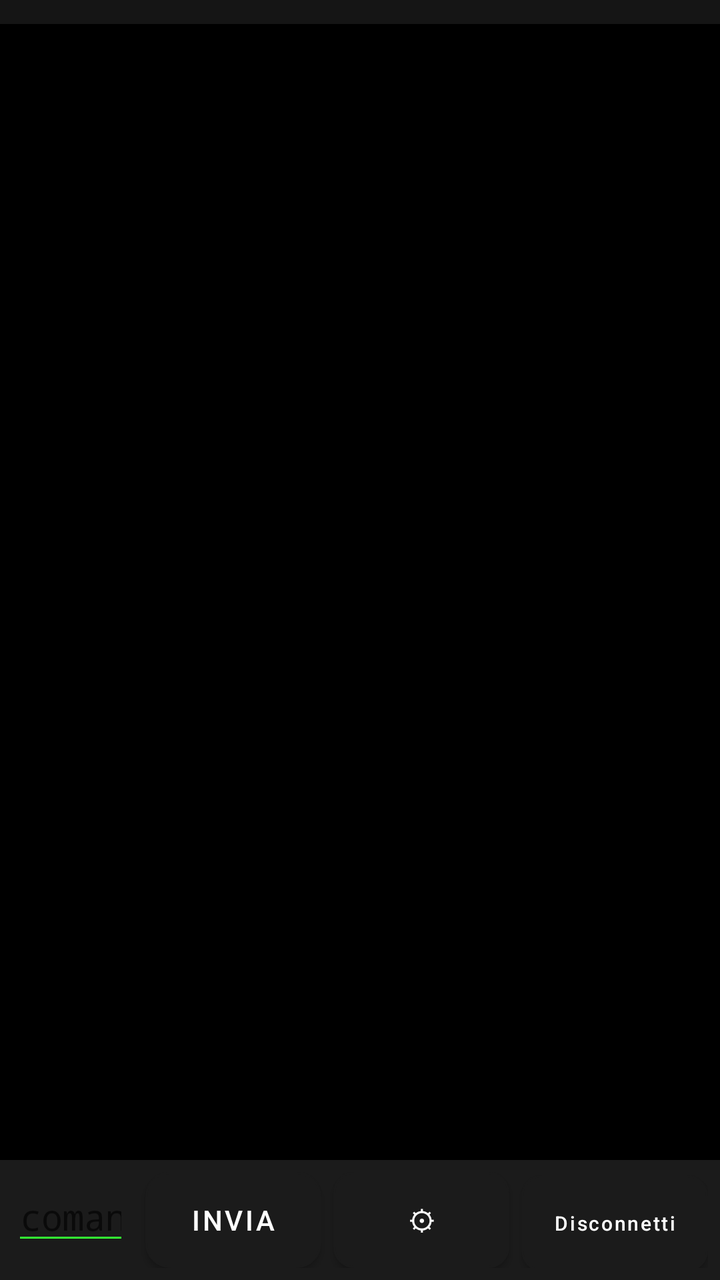
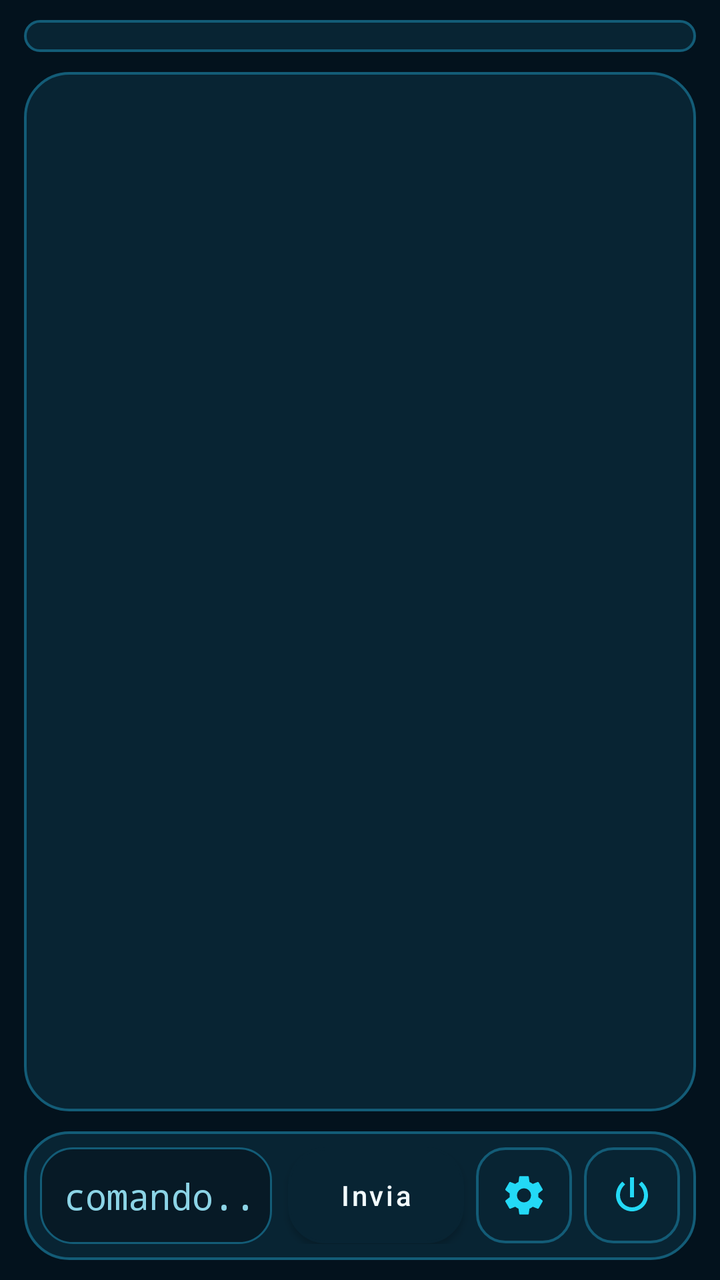

An Android layout rendered at two revisions. The XML below is the earlier revision; the diff shows what the commit changed to produce the second picture.
<!-- AndroidManifest.xml: application theme Theme.SshTerminal -->
<!-- res/layout/activity_terminal.xml -->
<?xml version="1.0" encoding="utf-8"?>
<LinearLayout xmlns:android="http://schemas.android.com/apk/res/android"
    android:layout_width="match_parent"
    android:layout_height="match_parent"
    android:orientation="vertical"
    android:background="#000000">

    
    <HorizontalScrollView
        android:layout_width="match_parent"
        android:layout_height="wrap_content"
        android:background="#151515">

        <LinearLayout
            android:id="@+id/layoutQuickCommands"
            android:layout_width="wrap_content"
            android:layout_height="wrap_content"
            android:orientation="horizontal"
            android:padding="6dp" />

    </HorizontalScrollView>

    
    <ScrollView
        android:id="@+id/scrollOutput"
        android:layout_width="match_parent"
        android:layout_height="0dp"
        android:layout_weight="1">

        <TextView
            android:id="@+id/textOutput"
            android:layout_width="match_parent"
            android:layout_height="wrap_content"
            android:fontFamily="monospace"
            android:textColor="#33FF33"
            android:textSize="13sp"
            android:padding="8dp" />

    </ScrollView>

    
    <LinearLayout
        android:layout_width="match_parent"
        android:layout_height="wrap_content"
        android:orientation="horizontal"
        android:background="#1B1B1B"
        android:padding="6dp">

        <EditText
            android:id="@+id/editCommand"
            android:layout_width="0dp"
            android:layout_height="wrap_content"
            android:layout_weight="1"
            android:fontFamily="monospace"
            android:textColor="#FFFFFF"
            android:backgroundTint="#33FF33"
            android:hint="comando..."
            android:inputType="text"
            android:imeOptions="actionSend" />

        <Button
            android:id="@+id/buttonSend"
            android:layout_width="wrap_content"
            android:layout_height="wrap_content"
            android:layout_marginStart="8dp"
            android:background="@drawable/bg_button_ciclamino"
            android:text="Invia"
            android:textColor="@color/button_text_light" />

        <Button
            android:id="@+id/buttonManageQuick"
            android:layout_width="wrap_content"
            android:layout_height="wrap_content"
            android:layout_marginStart="6dp"
            android:background="@drawable/bg_button_ciclamino_small"
            android:text="⚙"
            android:textColor="@color/button_text_light" />

        <Button
            android:id="@+id/buttonDisconnect"
            android:layout_width="wrap_content"
            android:layout_height="wrap_content"
            android:layout_marginStart="6dp"
            android:background="@drawable/bg_button_ciclamino_small"
            android:text="Disconnetti"
            android:textAllCaps="false"
            android:textColor="@color/button_text_light"
            android:textSize="10sp" />

    </LinearLayout>

</LinearLayout>
<!-- resources referenced by this layout -->
<resources>
  <color name="button_text_light">#FFFFFF</color>
  <!-- drawable bg_button_ciclamino (drawable) -->
  <?xml version="1.0" encoding="utf-8"?>
  <shape xmlns:android="http://schemas.android.com/apk/res/android" android:shape="rectangle">
      <solid android:color="@color/ciclamino_blue" />
      <corners android:radius="12dp" />
      <stroke android:width="1dp" android:color="@color/ciclamino_blue_light" />
      <padding android:left="10dp" android:top="8dp" android:right="10dp" android:bottom="8dp" />
  </shape>
  <!-- drawable bg_button_ciclamino_small (drawable) -->
  <?xml version="1.0" encoding="utf-8"?>
  <shape xmlns:android="http://schemas.android.com/apk/res/android" android:shape="rectangle">
      <solid android:color="@color/ciclamino_blue_dark" />
      <corners android:radius="10dp" />
      <stroke android:width="1dp" android:color="@color/ciclamino_blue_light" />
      <padding android:left="8dp" android:top="6dp" android:right="8dp" android:bottom="6dp" />
  </shape>
  <style name="Theme.SshTerminal" parent="Theme.MaterialComponents.DayNight.NoActionBar">
          <item name="colorPrimary">#1B1B1B</item>
          <item name="colorPrimaryDark">#000000</item>
          <item name="colorAccent">#33FF33</item>
      </style>
  <color name="ciclamino_blue">#5C6CFF</color>
  <color name="ciclamino_blue_light">#7987FF</color>
  <color name="ciclamino_blue_dark">#4454E8</color>
</resources>

<!-- the commit's change to res/layout/activity_terminal.xml (unified diff, before → after) -->
@@ -1,91 +1,109 @@
 <?xml version="1.0" encoding="utf-8"?>
 <LinearLayout xmlns:android="http://schemas.android.com/apk/res/android"
+    xmlns:app="http://schemas.android.com/apk/res-auto"
     android:layout_width="match_parent"
     android:layout_height="match_parent"
-    android:orientation="vertical"
-    android:background="#000000">
+    android:background="@color/matrix_bg"
+    android:orientation="vertical">
 
-    
     <HorizontalScrollView
         android:layout_width="match_parent"
         android:layout_height="wrap_content"
-        android:background="#151515">
+        android:layout_marginStart="12dp"
+        android:layout_marginTop="10dp"
+        android:layout_marginEnd="12dp"
+        android:background="@drawable/bg_card_matrix"
+        android:scrollbars="none">
 
         <LinearLayout
             android:id="@+id/layoutQuickCommands"
             android:layout_width="wrap_content"
             android:layout_height="wrap_content"
             android:orientation="horizontal"
-            android:padding="6dp" />
+            android:padding="8dp" />
 
     </HorizontalScrollView>
 
-    
     <ScrollView
         android:id="@+id/scrollOutput"
         android:layout_width="match_parent"
         android:layout_height="0dp"
-        android:layout_weight="1">
+        android:layout_weight="1"
+        android:layout_marginStart="12dp"
+        android:layout_marginTop="10dp"
+        android:layout_marginEnd="12dp"
+        android:background="@drawable/bg_card_matrix">
 
         <TextView
             android:id="@+id/textOutput"
             android:layout_width="match_parent"
             android:layout_height="wrap_content"
             android:fontFamily="monospace"
-            android:textColor="#33FF33"
-            android:textSize="13sp"
-            android:padding="8dp" />
+            android:padding="12dp"
+            android:textColor="@color/matrix_green"
+            android:textSize="13sp" />
 
     </ScrollView>
 
-    
     <LinearLayout
         android:layout_width="match_parent"
         android:layout_height="wrap_content"
+        android:layout_marginStart="12dp"
+        android:layout_marginTop="10dp"
+        android:layout_marginEnd="12dp"
+        android:layout_marginBottom="10dp"
+        android:background="@drawable/bg_card_matrix"
+        android:gravity="center_vertical"
         android:orientation="horizontal"
-        android:background="#1B1B1B"
-        android:padding="6dp">
+        android:padding="8dp">
 
         <EditText
             android:id="@+id/editCommand"
             android:layout_width="0dp"
             android:layout_height="wrap_content"
             android:layout_weight="1"
+            android:background="@drawable/bg_input_matrix"
             android:fontFamily="monospace"
-            android:textColor="#FFFFFF"
-            android:backgroundTint="#33FF33"
             android:hint="comando..."
+            android:imeOptions="actionSend"
             android:inputType="text"
-            android:imeOptions="actionSend" />
+            android:padding="12dp"
+            android:textColor="@color/matrix_text_primary"
+            android:textColorHint="@color/matrix_text_secondary" />
 
         <Button
             android:id="@+id/buttonSend"
             android:layout_width="wrap_content"
-            android:layout_height="wrap_content"
+            android:layout_height="48dp"
             android:layout_marginStart="8dp"
-            android:background="@drawable/bg_button_ciclamino"
+            android:background="@drawable/bg_button_matrix"
+            android:drawableStart="@drawable/ic_matrix_send"
+            android:drawablePadding="6dp"
             android:text="Invia"
-            android:textColor="@color/button_text_light" />
+            android:textAllCaps="false"
+            android:textColor="@color/matrix_text_primary" />
 
-        <Button
+        <ImageButton
             android:id="@+id/buttonManageQuick"
-            android:layout_width="wrap_content"
-            android:layout_height="wrap_content"
+            android:layout_width="48dp"
+            android:layout_height="48dp"
             android:layout_marginStart="6dp"
-            android:background="@drawable/bg_button_ciclamino_small"
-            android:text="⚙"
-            android:textColor="@color/button_text_light" />
+            android:background="@drawable/bg_button_matrix_small"
+            android:contentDescription="Comandi rapidi"
+            android:padding="12dp"
+            android:src="@drawable/ic_matrix_settings"
+            app:tint="@color/matrix_cyan" />
 
-        <Button
+        <ImageButton
             android:id="@+id/buttonDisconnect"
-            android:layout_width="wrap_content"
-            android:layout_height="wrap_content"
+            android:layout_width="48dp"
+            android:layout_height="48dp"
             android:layout_marginStart="6dp"
-            android:background="@drawable/bg_button_ciclamino_small"
-            android:text="Disconnetti"
-            android:textAllCaps="false"
-            android:textColor="@color/button_text_light"
-            android:textSize="10sp" />
+            android:background="@drawable/bg_button_matrix_small"
+            android:contentDescription="Disconnetti"
+            android:padding="12dp"
+            android:src="@drawable/ic_matrix_power"
+            app:tint="@color/matrix_cyan" />
 
     </LinearLayout>
 
<!-- resource entries referenced after the edit -->
@@ -1,29 +1,87 @@
 <!-- resources referenced by this layout -->
 <resources>
-  <color name="button_text_light">#FFFFFF</color>
-  <!-- drawable bg_button_ciclamino (drawable) -->
+  <color name="matrix_bg">#03121D</color>
+  <color name="matrix_cyan">#23D9F6</color>
+  <color name="matrix_green">#33FF33</color>
+  <color name="matrix_text_primary">#F3FCFF</color>
+  <color name="matrix_text_secondary">#8CD4E6</color>
+  <!-- drawable bg_button_matrix (drawable) -->
+  <?xml version="1.0" encoding="utf-8"?>
+  <selector xmlns:android="http://schemas.android.com/apk/res/android">
+      <item android:state_pressed="true">
+          <shape android:shape="rectangle">
+              <solid android:color="@color/matrix_panel_alt" />
+              <corners android:radius="18dp" />
+              <stroke android:width="1.4dp" android:color="@color/matrix_cyan" />
+          </shape>
+      </item>
+      <item>
+          <shape android:shape="rectangle">
+              <solid android:color="@color/matrix_panel" />
+              <corners android:radius="18dp" />
+              <stroke android:width="1.2dp" android:color="@color/matrix_border" />
+          </shape>
+      </item>
+  </selector>
+  <!-- drawable bg_button_matrix_small (drawable) -->
+  <?xml version="1.0" encoding="utf-8"?>
+  <selector xmlns:android="http://schemas.android.com/apk/res/android">
+      <item android:state_pressed="true">
+          <shape android:shape="rectangle">
+              <solid android:color="@color/matrix_panel_alt" />
+              <corners android:radius="14dp" />
+              <stroke android:width="1.4dp" android:color="@color/matrix_cyan" />
+          </shape>
+      </item>
+      <item>
+          <shape android:shape="rectangle">
+              <solid android:color="@color/matrix_panel" />
+              <corners android:radius="14dp" />
+              <stroke android:width="1.2dp" android:color="@color/matrix_border" />
+          </shape>
+      </item>
+  </selector>
+  <!-- drawable bg_card_matrix (drawable) -->
   <?xml version="1.0" encoding="utf-8"?>
   <shape xmlns:android="http://schemas.android.com/apk/res/android" android:shape="rectangle">
-      <solid android:color="@color/ciclamino_blue" />
-      <corners android:radius="12dp" />
-      <stroke android:width="1dp" android:color="@color/ciclamino_blue_light" />
-      <padding android:left="10dp" android:top="8dp" android:right="10dp" android:bottom="8dp" />
+      <solid android:color="@color/matrix_panel" />
+      <corners android:radius="22dp" />
+      <stroke android:width="1.2dp" android:color="@color/matrix_border" />
   </shape>
-  <!-- drawable bg_button_ciclamino_small (drawable) -->
+  <!-- drawable bg_input_matrix (drawable) -->
   <?xml version="1.0" encoding="utf-8"?>
   <shape xmlns:android="http://schemas.android.com/apk/res/android" android:shape="rectangle">
-      <solid android:color="@color/ciclamino_blue_dark" />
-      <corners android:radius="10dp" />
-      <stroke android:width="1dp" android:color="@color/ciclamino_blue_light" />
-      <padding android:left="8dp" android:top="6dp" android:right="8dp" android:bottom="6dp" />
+      <solid android:color="#071A26" />
+      <corners android:radius="16dp" />
+      <stroke android:width="1dp" android:color="@color/matrix_border" />
+      <padding android:left="14dp" android:top="12dp" android:right="14dp" android:bottom="12dp" />
   </shape>
+  <!-- drawable ic_matrix_power (drawable) -->
+  <vector xmlns:android="http://schemas.android.com/apk/res/android"
+      android:width="24dp" android:height="24dp" android:viewportWidth="24" android:viewportHeight="24">
+      <path android:fillColor="@color/matrix_cyan" android:pathData="M13,3h-2v10h2z"/>
+      <path android:fillColor="@color/matrix_cyan_soft" android:pathData="M16.83,5.17l-1.41,1.41C16.99,7.86 18,9.82 18,12c0,3.31 -2.69,6 -6,6s-6,-2.69 -6,-6c0,-2.18 1.01,-4.14 2.58,-5.42L7.17,5.17C5.23,6.82 4,9.25 4,12c0,4.42 3.58,8 8,8s8,-3.58 8,-8c0,-2.75 -1.23,-5.18 -3.17,-6.83z"/>
+  </vector>
+  <!-- drawable ic_matrix_send (drawable) -->
+  <vector xmlns:android="http://schemas.android.com/apk/res/android"
+      android:width="24dp" android:height="24dp" android:viewportWidth="24" android:viewportHeight="24">
+      <path android:fillColor="@color/matrix_cyan" android:pathData="M2,21l20,-9L2,3v7l14,2 -14,2z"/>
+  </vector>
+  <!-- drawable ic_matrix_settings (drawable) -->
+  <vector xmlns:android="http://schemas.android.com/apk/res/android"
+      android:width="24dp" android:height="24dp" android:viewportWidth="24" android:viewportHeight="24">
+      <path android:fillColor="@color/matrix_cyan" android:pathData="M19.14,12.94c0.04,-0.31 0.06,-0.63 0.06,-0.94s-0.02,-0.63 -0.06,-0.94l2.03,-1.58c0.18,-0.14 0.23,-0.4 0.12,-0.61l-1.92,-3.32c-0.11,-0.21 -0.36,-0.3 -0.58,-0.22l-2.39,0.96c-0.5,-0.38 -1.05,-0.69 -1.66,-0.94L14.4,2.81C14.36,2.57 14.15,2.4 13.9,2.4h-3.8c-0.25,0 -0.46,0.17 -0.5,0.41L9.26,5.35c-0.61,0.24 -1.17,0.56 -1.67,0.94L5.2,5.33c-0.22,-0.08 -0.47,0.01 -0.58,0.22L2.7,8.87c-0.12,0.21 -0.07,0.47 0.12,0.61l2.03,1.58C4.82,11.37 4.8,11.69 4.8,12s0.02,0.63 0.05,0.94l-2.03,1.58c-0.18,0.14 -0.23,0.4 -0.12,0.61l1.92,3.32c0.11,0.21 0.36,0.3 0.58,0.22l2.39,-0.96c0.5,0.38 1.06,0.7 1.67,0.94l0.34,2.54c0.04,0.24 0.25,0.41 0.5,0.41h3.8c0.25,0 0.46,-0.17 0.5,-0.41l0.34,-2.54c0.61,-0.24 1.16,-0.56 1.66,-0.94l2.39,0.96c0.22,0.08 0.47,-0.01 0.58,-0.22l1.92,-3.32c0.12,-0.21 0.07,-0.47 -0.12,-0.61zM12,15.5c-1.93,0 -3.5,-1.57 -3.5,-3.5s1.57,-3.5 3.5,-3.5 3.5,1.57 3.5,3.5 -1.57,3.5 -3.5,3.5z"/>
+  </vector>
   <style name="Theme.SshTerminal" parent="Theme.MaterialComponents.DayNight.NoActionBar">
-          <item name="colorPrimary">#1B1B1B</item>
-          <item name="colorPrimaryDark">#000000</item>
-          <item name="colorAccent">#33FF33</item>
+          <item name="colorPrimary">@color/matrix_panel</item>
+          <item name="colorPrimaryVariant">@color/matrix_bg</item>
+          <item name="colorSecondary">@color/matrix_cyan</item>
+          <item name="android:statusBarColor">@color/matrix_bg</item>
+          <item name="android:navigationBarColor">@color/matrix_bg</item>
       </style>
-  <color name="ciclamino_blue">#5C6CFF</color>
-  <color name="ciclamino_blue_light">#7987FF</color>
-  <color name="ciclamino_blue_dark">#4454E8</color>
+  <color name="matrix_panel_alt">#0A2B3D</color>
+  <color name="matrix_panel">#082433</color>
+  <color name="matrix_border">#135C77</color>
+  <color name="matrix_cyan_soft">#7CEEFF</color>
 </resources>
 
